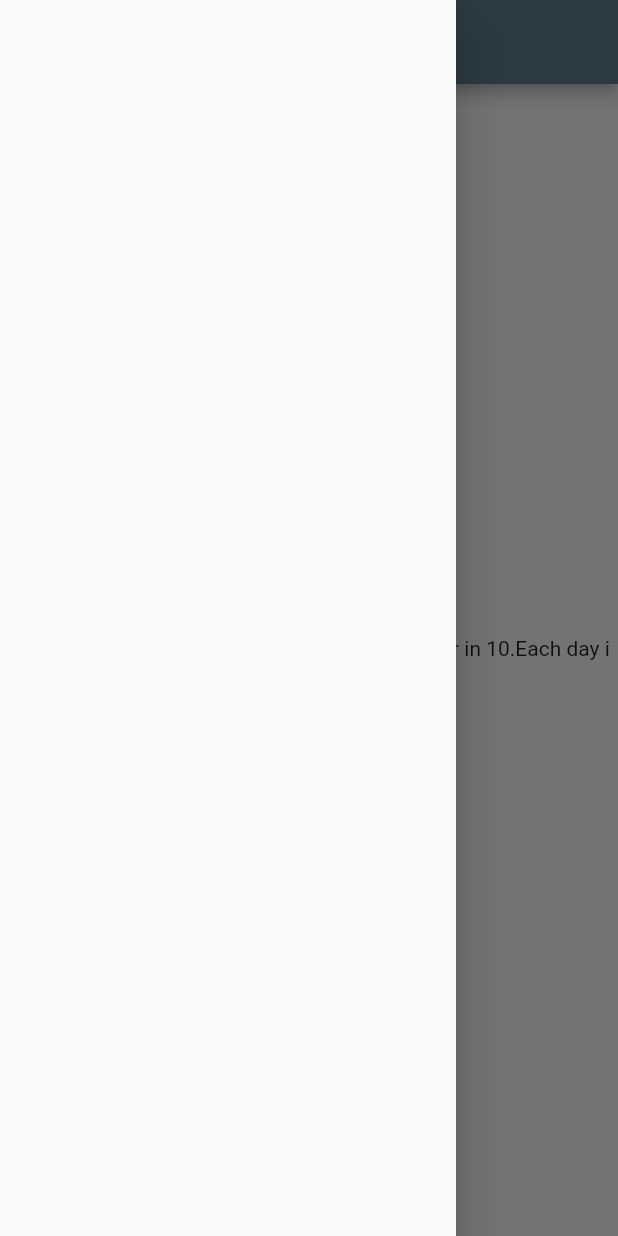
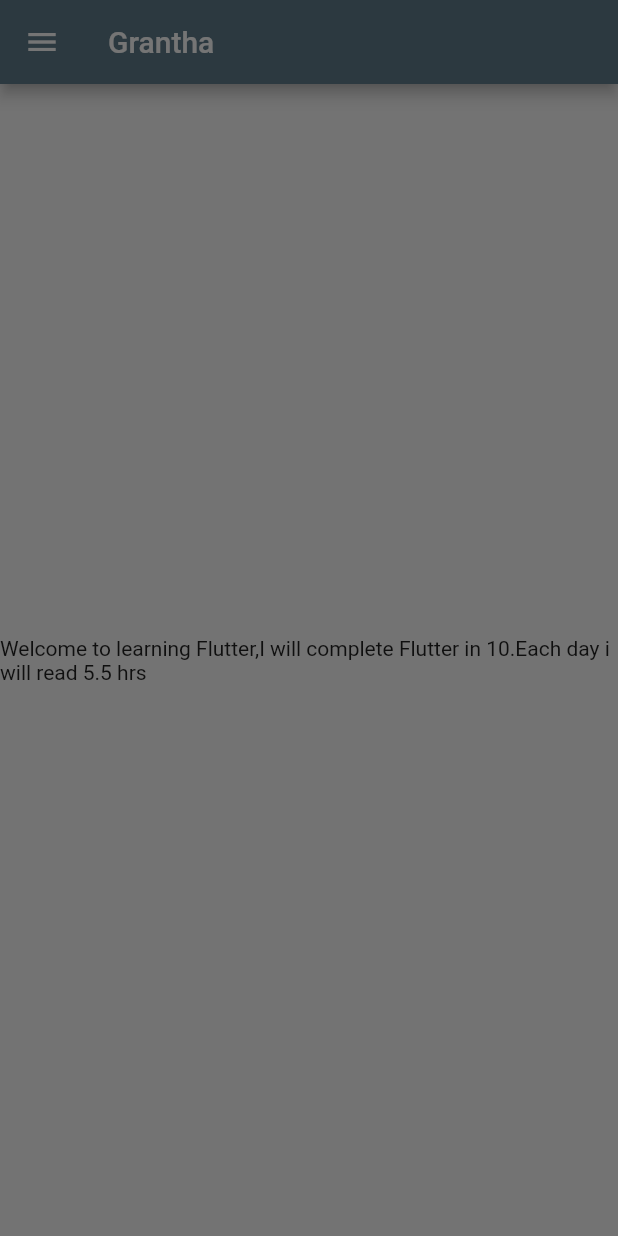
Before and after one commit to Bikash888/flutter_learning, a Flutter app: the Home screen opened by its route, with the side drawer open, on a phone screen of 412 x 824 dp. Run offline on Flutter 3.47's test engine with Material 2 defaults, Android fonts, the phone set to English and light mode, and no system bars; our stand-ins replace google_fonts; Roboto replaces fonts that are missing (Arapey).

Commit message:
drawer added

```diff
--- a/lib/pages/home_page.dart
+++ b/lib/pages/home_page.dart
@@ -1,4 +1,5 @@
 import "package:flutter/material.dart";
+import 'package:flutter_basic/widgets/drawer.dart';
 
 class Home extends StatelessWidget {
   const Home({Key? key}) : super(key: key);
@@ -18,7 +19,7 @@
               "Welcome to learning $course,I will complete $course in $days.Each day i will read $hours hrs"),
         ),
       ),
-      drawer: Drawer(),
+      drawer: StyledDrawer(),
     );
   }
 }
--- /dev/null
+++ b/lib/widgets/drawer.dart
@@ -0,0 +1,10 @@
+import 'package:flutter/material.dart';
+
+class StyledDrawer extends StatelessWidget {
+  const StyledDrawer({Key? key}) : super(key: key);
+
+  @override
+  Widget build(BuildContext context) {
+    return Container();
+  }
+}
```
